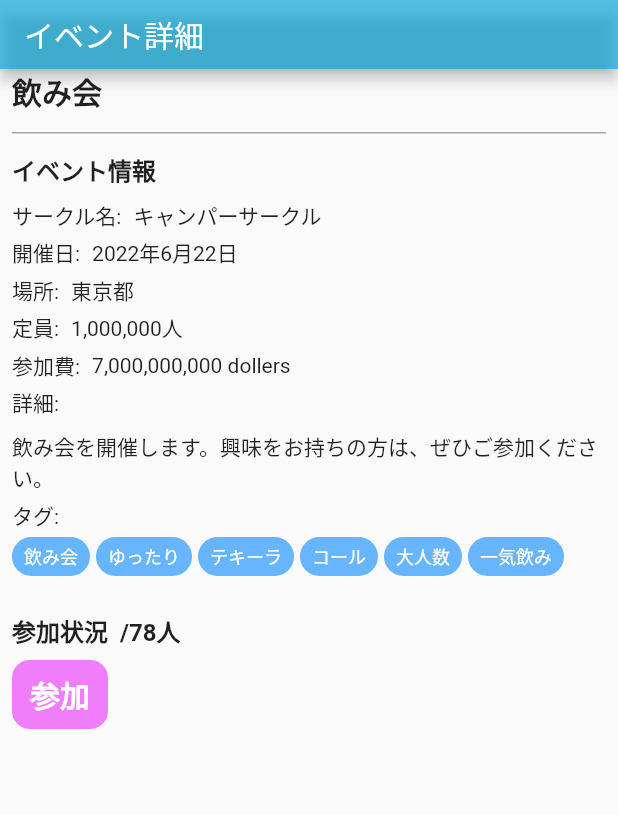
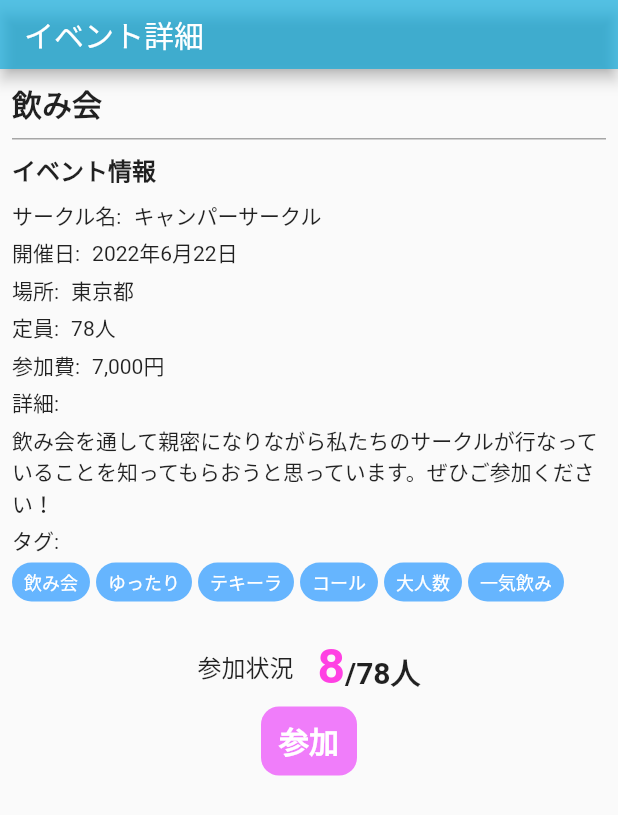
Before and after one commit to circles777/Circles, a Flutter app: the EventDetail widget shown alone on an empty page, opened directly, on a phone screen of 412 x 824 dp. Shown: the top 815 px of the screen. Run offline on Flutter 3.47's test engine with Material 2 defaults, Android fonts, the light colour scheme and no system bars; our stand-ins replace flutter_dotenv, flutter_hooks, flutter_riverpod, font_awesome_flutter, hooks_riverpod, persistent_bottom_nav_bar_v2 and 1 more; missing offline and left inert: dart:html, dart:js_util; accounts and stored records are empty; network calls fail.

Commit message:
fix:event detail button position

```diff
--- a/mobile/lib/screens/Event/EventDetail.dart
+++ b/mobile/lib/screens/Event/EventDetail.dart
@@ -30,8 +30,6 @@ class EventDetail extends HookWidget {
     );
   }
 
-
-
   @override
   Widget build(BuildContext context) {
     // TODO: implement build
@@ -48,9 +46,9 @@ class EventDetail extends HookWidget {
         child: Column(
           children: <Widget>[
             Padding(
-              padding: EdgeInsets.only(left: 8,right: 8),
+                padding: EdgeInsets.only(left: 8, right: 8, top: 8),
                 child: ListViewWithGap(
-                gap: 12,
+                  gap: 8,
                   children: [
                     Text('飲み会',
                         style: TextStyle(
@@ -95,7 +93,7 @@ class EventDetail extends HookWidget {
                           Text('定員:',
                               style: TextStyle(
                                   fontSize: 14, fontWeight: FontWeight.w400)),
-                          Text('1,000,000人',
+                          Text('78人',
                               style: TextStyle(
                                   fontSize: 14, fontWeight: FontWeight.w400))
                         ]),
@@ -103,18 +101,17 @@ class EventDetail extends HookWidget {
                           Text('参加費:',
                               style: TextStyle(
                                   fontSize: 14, fontWeight: FontWeight.w400)),
-                          Text('7,000,000,000 dollers',
+                          Text('7,000円',
                               style: TextStyle(
                                   fontSize: 14, fontWeight: FontWeight.w400))
                         ]),
-                        ColumnViewWithGap(gap: 8, children: [
                         Text('詳細:',
                             style: TextStyle(
-                                  fontSize:14, fontWeight: FontWeight.w400)),
-                          Text('飲み会を開催します。興味をお持ちの方は、ぜひご参加ください。',
+                                fontSize: 14, fontWeight: FontWeight.w400)),
+                        Text(
+                            '飲み会を通して親密になりながら私たちのサークルが行なっていることを知ってもらおうと思っています。ぜひご参加ください！',
                             style: TextStyle(
-                                  fontSize:14, fontWeight: FontWeight.w400))
-                        ]),
+                                fontSize: 14, fontWeight: FontWeight.w400)),
                         Text('タグ:',
                             style: TextStyle(
                                 fontSize: 14, fontWeight: FontWeight.w400)),
@@ -152,24 +149,40 @@ class EventDetail extends HookWidget {
                         SizedBox(
                           height: 16,
                         ),
-                        Center(
-                          child:
-                          ColumnViewWithGap(gap: 8, children:[
-                            Container(
-                              child:
-                              RowViewWithGap(gap:8,children: <Widget>[
+                        ColumnViewWithGap(
+                          crossAxisAlignment: CrossAxisAlignment.center,
+                          gap: 8,
+                          children: [
+                            RowViewWithGap(
+                                gap: 16,
+                                mainAxisAlignment: MainAxisAlignment.center,
+                                children: <Widget>[
                                   Text("参加状況",
-                                   style:TextStyle(
-                                    fontSize: 16, fontWeight: FontWeight.w600)),
+                                      style: TextStyle(
+                                          fontSize: 16,
+                                          fontWeight: FontWeight.w500)),
                                   //ここに追加
                                   //参加人数を表示
                                   //
                                   //
                                   //
+                                  RowViewWithGap(
+                                      gap: 0,
+                                      crossAxisAlignment:
+                                          CrossAxisAlignment.end,
+                                      children: [
+                                        Text('8',
+                                            style: TextStyle(
+                                                fontSize: 32,
+                                                fontWeight: FontWeight.w600,
+                                                color: Color.fromARGB(
+                                                    255, 255, 65, 227))),
                                         Text('/78人',
-                                   style:TextStyle(
-                                    fontSize: 16, fontWeight: FontWeight.w600)),
-                              ])),
+                                            style: TextStyle(
+                                                fontSize: 20,
+                                                fontWeight: FontWeight.w600)),
+                                      ])
+                                ]),
                             Container(
                               width: 64,
                               padding: EdgeInsets.only(
@@ -184,9 +197,9 @@ class EventDetail extends HookWidget {
                                     fontWeight: FontWeight.w600,
                                     color: Colors.white),
                               ),
-                          )],
+                            )
+                          ],
                         ),
-                        )
                       ])
                     ])
                   ],
--- a/mobile/lib/screens/Home/index.dart
+++ b/mobile/lib/screens/Home/index.dart
@@ -15,6 +15,7 @@ import 'package:mobile/components/common/RowWithGap.dart';
 import 'package:mobile/components/common/SimpleEventCard.dart';
 import 'package:mobile/components/common/TextFormWithOutLine.dart';
 import 'package:mobile/screens/Auth/Login.dart';
+import 'package:mobile/screens/Event/EventDetail.dart';
 import 'package:mobile/screens/Forum/ForumList.dart';
 import 'package:mobile/utils/helpers/alert.dart';
 import 'package:mobile/utils/helpers/successDialog.dart';
@@ -50,7 +51,8 @@ class Index extends HookWidget {
     final pages = [
       Home(),
       CircleList(),
-      EventList(),
+      //EventList(),
+      EventDetail(),
       ForumCategories(),
       Mypage()
     ];
```
Lines whose indentation alone changed are shown as unchanged.
